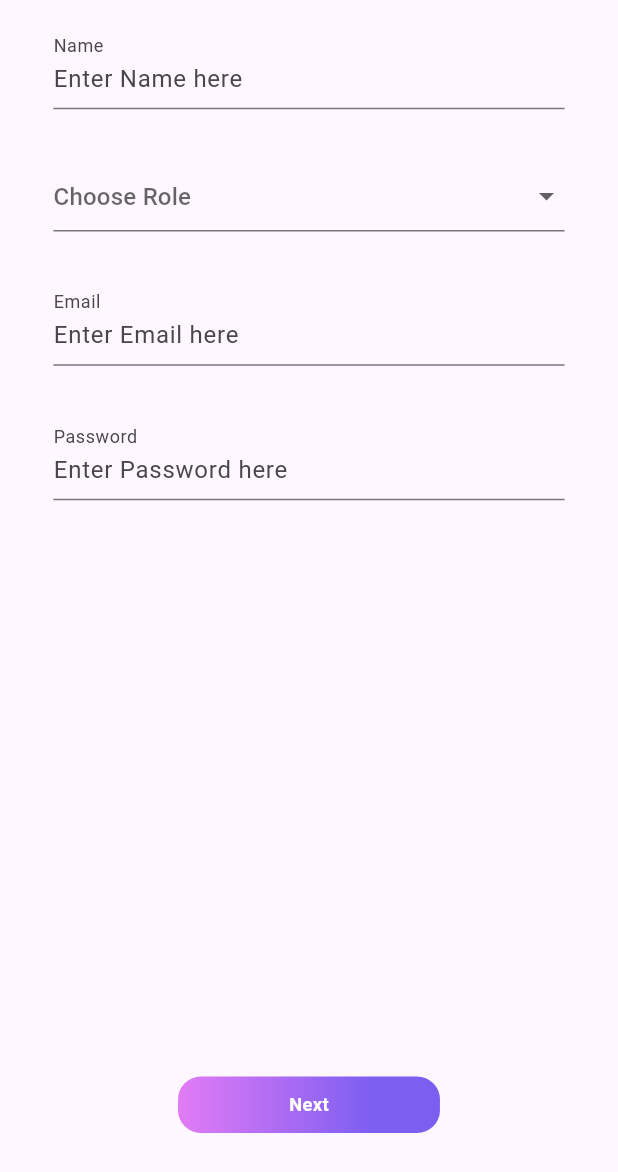
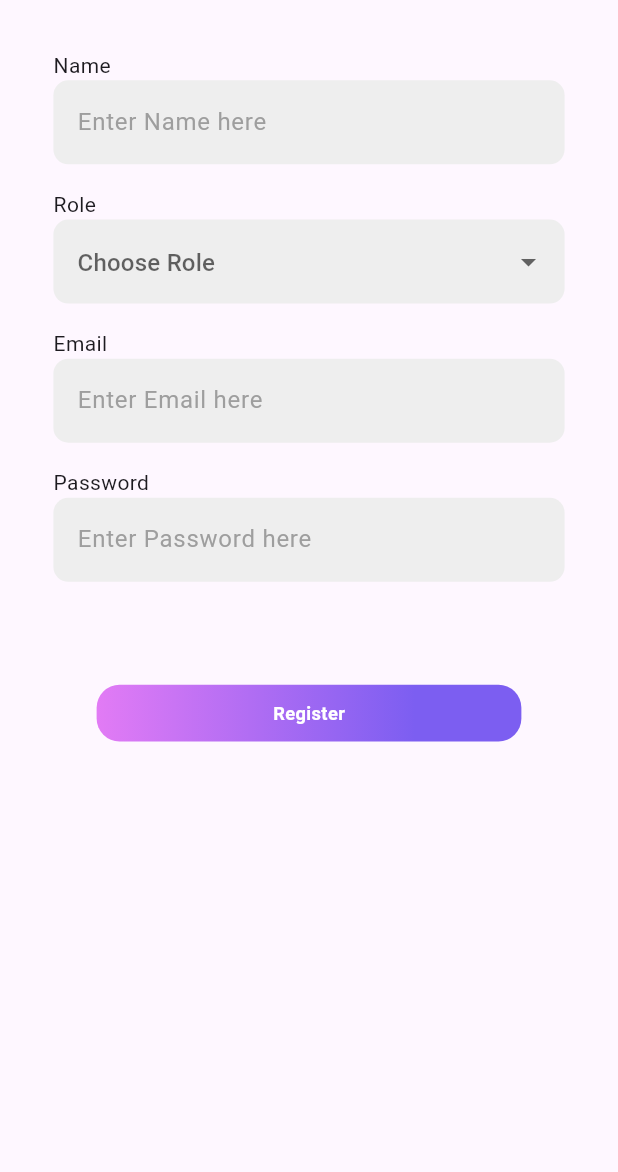
Before and after one commit to Bashar9-d/eduhub, a Flutter app: the RegisterScreen screen opened directly, on a phone screen of 412 x 824 dp. Shown: the top 1172 px of the screen. Run offline on Flutter 3.47's test engine with Material 3 defaults, Android fonts, the phone set to English and light mode, and no system bars; our stand-ins replace animated_splash_screen, animated_toggle_switch, flutter_screenutil, page_transition, shared_preferences; accounts and stored records are empty.

Commit message:
login done

```diff
--- a/lib/constant/color_manage.dart
+++ b/lib/constant/color_manage.dart
@@ -9,6 +9,7 @@ static const Color secondPrimary=Color(0xFF7C5EF1);
 static const Color nonActiveIndicator=Color(0xFFD8D7D7);
 static const Color subtitleOnBoarding=Color(0xFF727272);
 static const Color boxShadowToggle=Colors.black26;
+static const Color field=Color(0xFFEEEEEE);
 static const List<double>stopsColor=[0.0, 0.75];
 
 }
--- /dev/null
+++ b/lib/constant/text_field_manage.dart
@@ -0,0 +1,45 @@
+
+import 'package:eduhub/constant/color_manage.dart';
+import 'package:flutter/material.dart';
+
+import 'numbers_manage.dart';
+
+Widget buildTextField({
+  required TextEditingController controller,
+  required String label,
+  required String hint,
+  TextInputType keyboardType = TextInputType.text,
+  bool obscure = false,
+  String? errorText,
+}) {
+  return  Column(
+    crossAxisAlignment: CrossAxisAlignment.start,
+    children: [
+      SizedBox(height: NumbersManage.verticalLoginAndRegister),
+      Text(label),
+     TextField(
+          controller: controller,
+          keyboardType: keyboardType,
+          obscureText: obscure,
+          decoration: InputDecoration(
+            filled: true,
+            fillColor: ColorManage.field,
+            errorText: errorText,
+            floatingLabelBehavior: FloatingLabelBehavior.always,
+            hintText: hint,
+            hintStyle: TextStyle(color: Colors.grey),
+            focusedBorder: OutlineInputBorder(
+              borderRadius: BorderRadius.circular(12),
+              borderSide: BorderSide(color: Colors.grey),
+            ),
+            border: OutlineInputBorder(
+              borderSide: BorderSide.none,
+              borderRadius: BorderRadius.circular(10),
+
+            ),
+          ),
+        ),
+
+    ]
+  );
+}
--- a/lib/view/begin_screens/onboardin_screen.dart
+++ b/lib/view/begin_screens/onboardin_screen.dart
@@ -115,9 +115,9 @@ class _OnboardingScreenState extends State<OnboardingScreen> {
                             );
                           }),
                         ),
-                        GestureDetector(
+                        InkWell(
                           child: Container(
-                            width: MediaQuery.of(context).size.width * NumbersManage.nextWidth,
+
                             height: MediaQuery.of(context).size.height * NumbersManage.nextHeight,
                             decoration:StyleWidgetManage.nextButtonDecoration,
                             child: Center(
@@ -148,7 +148,7 @@ class _OnboardingScreenState extends State<OnboardingScreen> {
                           },
                         ),
                         _currentPage != pages.length - 1
-                            ? GestureDetector(
+                            ? InkWell(
                                 onTap: () async {
                                   SharedPreferences seenOnBoarding =
                                       await SharedPreferences.getInstance();
--- a/lib/view/begin_screens/register_screen.dart
+++ b/lib/view/begin_screens/register_screen.dart
@@ -5,6 +5,9 @@ import 'package:eduhub/view/begin_screens/toggle_switch_widget.dart';
 import 'package:flutter/material.dart';
 
 import '../../constant/numbers_manage.dart';
+import '../../constant/text_field_manage.dart';
+import '../../controller/auth_service.dart';
+import '../../model/users_model.dart';
 
 class RegisterScreen extends StatefulWidget {
   const RegisterScreen({super.key});
@@ -42,43 +45,87 @@ class _RegisterScreenState extends State<RegisterScreen> {
 
   bool showErrorDropDown = false;
 
+  register() async {
+    setState(() {
+      showErrorDropDown = selectedItem == null ? true : false;
+      showErrorPassword =
+          passwordController.text.isEmpty ||
+              (!validatePassword(password: passwordController.text));
+      showErrorEmail =
+          emailController.text.isEmpty ||
+              (!isEmail(email: emailController.text));
+      showErrorName = nameController.text.isEmpty;
+    });
+
+    if (!showErrorDropDown &&
+        !showErrorEmail &&
+        !showErrorPassword &&
+        !showErrorName) {
+
+
+      UsersModel newUser = UsersModel(
+        name: nameController.text,
+        email: emailController.text,
+        password: passwordController.text,
+        role: selectedItem!.toLowerCase(),
+      );
+
+      AuthService authService = AuthService();
+      final result = await authService.addUser(newUser);
+
+      if (result["success"] == true) {
+
+        Navigator.pushAndRemoveUntil(
+          context,
+          MaterialPageRoute(builder: (context) => ToggleSwitchWidget()),
+              (route) => false,
+        );
+      } else {
+
+        ScaffoldMessenger.of(context).showSnackBar(
+          SnackBar(content: Text(result["message"] ?? "حدث خطأ ما")),
+        );
+      }
+    }
+  }
+
+
   @override
   Widget build(BuildContext context) {
     return Scaffold(
       resizeToAvoidBottomInset: false,
-      body: Column(
-        children: [
-          Padding(
+      body: Padding(
         padding:  EdgeInsets.symmetric(
           horizontal: NumbersManage.horizontalLoginAndRegister,
           vertical: NumbersManage.verticalLoginAndRegister,
         ),
-            child: TextField(
+        child: ListView(
+        children: [
+        buildTextField(
               controller: nameController,
               keyboardType: TextInputType.text,
-              decoration: InputDecoration(
                 errorText: showErrorName ? 'This field is required' : null,
-                floatingLabelBehavior: FloatingLabelBehavior.always,
-                hintText: 'Enter Name here',
-                labelText: 'Name',
+                hint: 'Enter Name here',
+                label: 'Name',
               ),
-            ),
-          ),
-          Padding(
-            padding:  EdgeInsets.symmetric(
-              horizontal: NumbersManage.horizontalLoginAndRegister,
-              vertical: NumbersManage.verticalLoginAndRegister,
-            ),
-            child: SizedBox(
+          SizedBox(height: NumbersManage.verticalLoginAndRegister),
+          Text("Role"),
+          SizedBox(
               width: double.infinity,
               child: DropdownButtonFormField<String>(
                 //OR    DropdownButton
                 decoration: InputDecoration(
+                  filled: true,
+                  fillColor: ColorManage.field,
                   alignLabelWithHint: true,
                   hintText: 'Choose Role',
                   errorText: showErrorDropDown
                       ? 'This Field is required'
                       : null,
+                  border: OutlineInputBorder(
+                    borderSide: BorderSide.none,
+                    borderRadius: BorderRadius.circular(10),
+                  ),
                 ),
                 items: dropDownItems
                     .map(
@@ -95,84 +142,44 @@ class _RegisterScreenState extends State<RegisterScreen> {
                 onChanged: (item) => setState(() => selectedItem = item),
               ),
             ),
-          ),
-          Padding(
-            padding:  EdgeInsets.symmetric(
-              horizontal: NumbersManage.horizontalLoginAndRegister,
-              vertical: NumbersManage.verticalLoginAndRegister,
-            ),
-            child: TextField(
+
+          buildTextField(
               controller: emailController,
               keyboardType: TextInputType.emailAddress,
-              decoration: InputDecoration(
-                errorText: showErrorPassword
+                errorText: showErrorEmail
                     ? 'Enter your correct email'
                     : null,
-                floatingLabelBehavior: FloatingLabelBehavior.always,
-                hintText: 'Enter Email here',
-                labelText: 'Email',
-              ),
-            ),
-          ),
-          Padding(
-            padding:  EdgeInsets.symmetric(
-              horizontal: NumbersManage.horizontalLoginAndRegister,
-              vertical: NumbersManage.verticalLoginAndRegister,
-            ),
-            child: TextField(
-              obscureText: true,
+                hint: 'Enter Email here',
+                label: 'Email',),
+          buildTextField(
+              obscure: true,
                 controller: passwordController,
                 keyboardType: TextInputType.visiblePassword,
-              decoration: InputDecoration(
                 errorText: showErrorPassword ? 'Enter stronger password' : null,
-                floatingLabelBehavior: FloatingLabelBehavior.always,
-                hintText: 'Enter Password here',
-                labelText: 'Password',
+                hint: 'Enter Password here',
+                label: 'Password',
               ),
-            ),
-          ),
-          Spacer(),
-          GestureDetector(
-            onTap: () {
-              setState(() {
-                showErrorDropDown = selectedItem == null ? true : false;
-                showErrorPassword =
-                    passwordController.text.isEmpty ||
-                    (!validatePassword(password: passwordController.text));
-                showErrorEmail =
-                    emailController.text.isEmpty ||
-                    (!isEmail(email: emailController.text));
-                showErrorName = nameController.text.isEmpty;
-              });
-              if (!showErrorDropDown &&
-                  !showErrorEmail &&
-                  !showErrorPassword &&
-                  !showErrorName) {
-                Navigator.pushAndRemoveUntil(
-                  context,
-                  MaterialPageRoute(builder: (context) => ToggleSwitchWidget()),
-                  (route) => false,
-                );
-              }
-            },
+
+
+          InkWell(
+            onTap: register,
             child: Container(
+
               margin: EdgeInsets.symmetric(
                 vertical: NumbersManage.verticalLoginAndRegister2,
                 horizontal: NumbersManage.horizontalLoginAndRegister2,
               ),
-              width:
-                  MediaQuery.of(context).size.width * NumbersManage.nextWidth,
+
               height:
                   MediaQuery.of(context).size.height * NumbersManage.nextHeight,
 
               decoration: StyleWidgetManage.nextButtonDecoration,
               child: Center(
-                child: Text('Next', style: TextStyleManage.nextButton),
+                child: Text('Register', style: TextStyleManage.nextButton),
               ),
             ),
           ),
         ],
-      ),
-    );
+      )));
   }
 }
--- a/lib/view/begin_screens/splash_screen.dart
+++ b/lib/view/begin_screens/splash_screen.dart
@@ -31,7 +31,7 @@ class _SplashScreenState extends State<SplashScreen> {
     final seen = prefs.getBool('onBoardingDone') ?? false;
 
     setState(() {
-      nextPage = seen ? OnboardingScreen() : OnboardingScreen();
+      nextPage = seen ? ToggleSwitchWidget() : OnboardingScreen();
     });
   }
 
--- a/pubspec.yaml
+++ b/pubspec.yaml
@@ -44,6 +44,7 @@ dependencies:
     sdk: flutter
   intl: any
   flutter_screenutil: ^5.9.3
+  http: ^1.5.0
 
 dev_dependencies:
   flutter_test:
```
Also changed, not shown: lib/controller/auth_service.dart (added, +44 -0 lines), lib/main.dart (+13 -2 lines), lib/view/begin_screens/login_screen.dart (+98 -94 lines), lib/view/begin_screens/toggle_switch_widget.dart (+14 -0 lines), lib/view/teacher_screens/teacher.dart (added, +16 -0 lines), pubspec.lock. Lines whose indentation alone changed are shown as unchanged.
